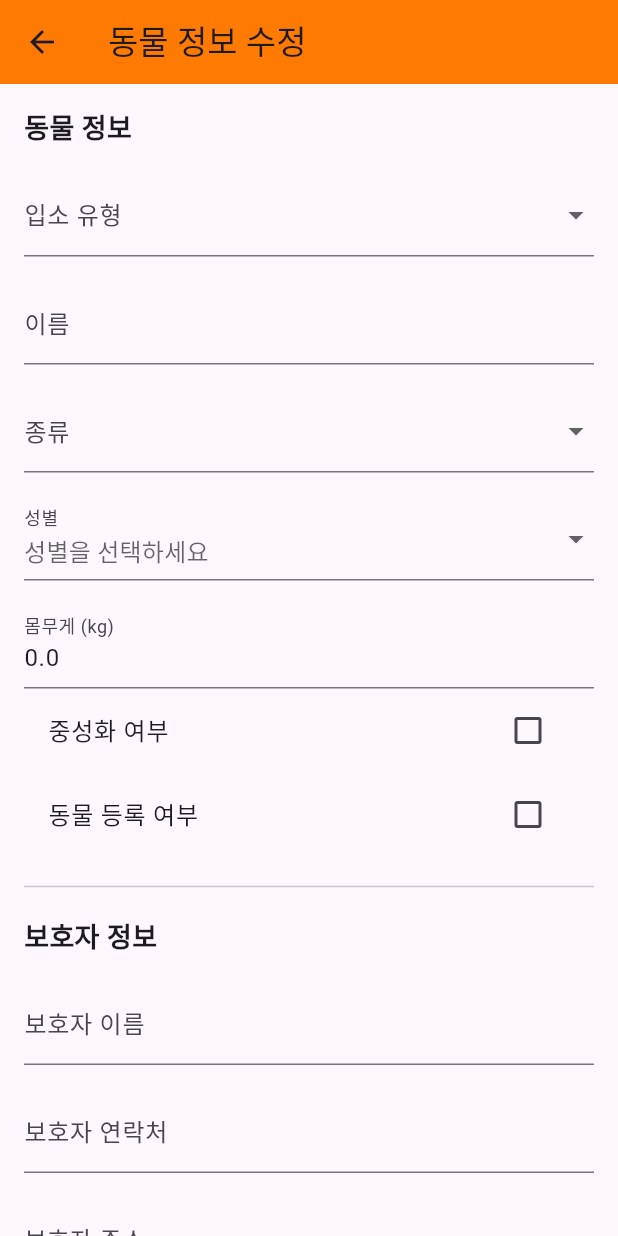
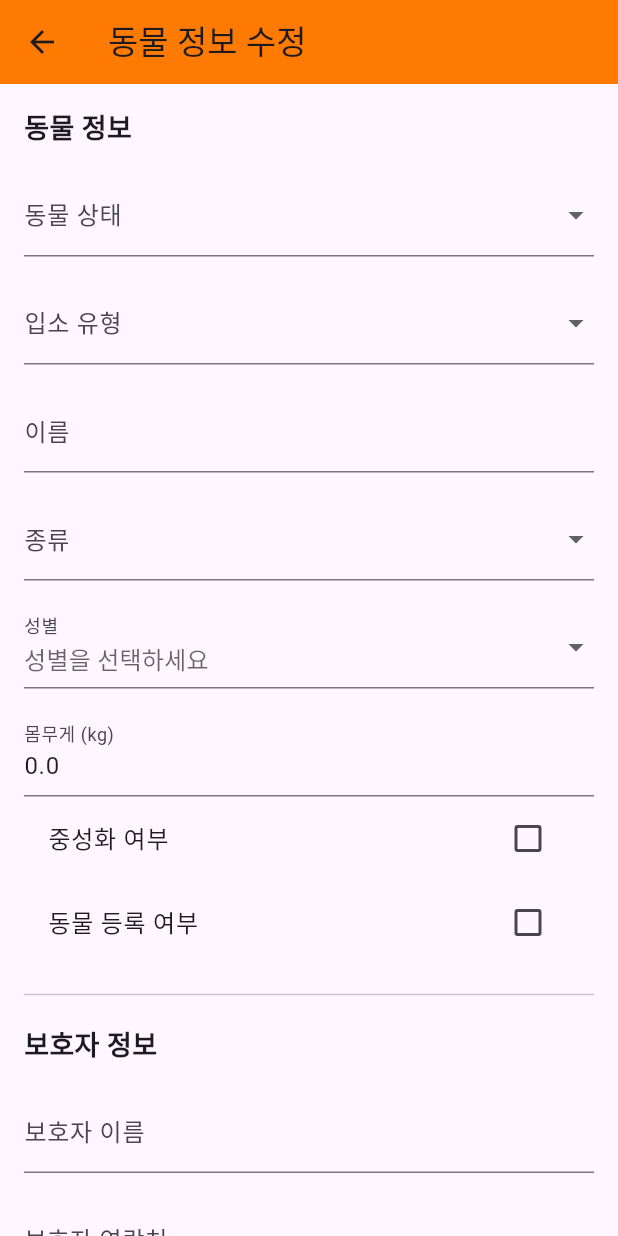
Before and after one commit to jechang-yeon/carelink_app, a Flutter app: the EditAnimalScreen screen opened directly with empty values, on a phone screen of 412 x 824 dp. Run offline on Flutter 3.47's test engine with Material 3 defaults, Android fonts, the light colour scheme and no system bars; our stand-ins replace cloud_firestore, firebase_auth, firebase_core; accounts and stored records are empty.

Commit message:
20251014_02_수정

```diff
--- a/lib/models/animal.dart
+++ b/lib/models/animal.dart
@@ -14,6 +14,7 @@ class Animal {
   final String ownerContact; // 보호자 연락처
   final String ownerAddress; // 보호자 주소
   final Map<String, bool> consents; // 동의 항목
+  final String status; // 동물의 현재 상태 ('보호중', '퇴소' 등)
   final Timestamp createdAt;
 
   Animal({
@@ -30,6 +31,7 @@ class Animal {
     required this.ownerContact,
     required this.ownerAddress,
     required this.consents,
+    required this.status,
     required this.createdAt,
   });
 
@@ -38,7 +40,7 @@ class Animal {
     return Animal(
       id: doc.id,
       name: data['name'] ?? '',
-      intakeType: data['intakeType'] ?? '입소', // 기본값을 '입소'로 설정
+      intakeType: data['intakeType'] ?? '입소',
       species: data['species'] ?? '',
       gender: data['gender'] ?? '',
       weight: (data['weight'] ?? 0.0).toDouble(),
@@ -49,6 +51,7 @@ class Animal {
       ownerContact: data['ownerContact'] ?? '',
       ownerAddress: data['ownerAddress'] ?? '',
       consents: Map<String, bool>.from(data['consents'] ?? {}),
+      status: data['status'] ?? '보호중', // Firestore에 status 필드가 없을 경우 기본값을 '보호중'으로 설정
       createdAt: data['createdAt'] ?? Timestamp.now(),
     );
   }
--- a/lib/screens/edit_animal_screen.dart
+++ b/lib/screens/edit_animal_screen.dart
@@ -22,6 +22,7 @@ class _EditAnimalScreenState extends State<EditAnimalScreen> {
 
   // Form Field 값을 저장하기 위한 컨트롤러 및 변수들
   late TextEditingController _nameController;
+  late String? _status;
   late String? _intakeType;
   late String? _species;
   late String? _gender;
@@ -40,6 +41,7 @@ class _EditAnimalScreenState extends State<EditAnimalScreen> {
     super.initState();
     // 기존 동물 정보로 폼 필드 초기화
     _nameController = TextEditingController(text: widget.animal.name);
+    _status = widget.animal.status;
     _intakeType = widget.animal.intakeType;
     _species = widget.animal.species;
     _gender = widget.animal.gender;
@@ -82,6 +84,7 @@ class _EditAnimalScreenState extends State<EditAnimalScreen> {
             .doc(widget.animal.id)
             .update({
           'name': _nameController.text,
+          'status': _status,
           'intakeType': _intakeType,
           'species': _species,
           'gender': _gender,
@@ -132,6 +135,21 @@ class _EditAnimalScreenState extends State<EditAnimalScreen> {
             children: [
               const Text('동물 정보',
                   style: TextStyle(fontSize: 18, fontWeight: FontWeight.bold)),
+              const SizedBox(height: 16),
+              DropdownButtonFormField<String>(
+                initialValue: _status,
+                decoration: const InputDecoration(labelText: '동물 상태'),
+                items: ['보호중', '퇴소', '병원 이관', '단체보호', '폐기']
+                    .map((label) => DropdownMenuItem(
+                  value: label,
+                  child: Text(label),
+                ))
+                    .toList(),
+                onChanged: (value) {
+                  _status = value;
+                },
+                validator: (value) => value == null ? '상태를 선택해주세요.' : null,
+              ),
               const SizedBox(height: 16),
               DropdownButtonFormField<String>(
                 initialValue: _intakeType,
```
Also changed, not shown: lib/screens/animal_detail_screen.dart (+38 -0 lines), lib/widgets/delete_confirmation_dialog.dart (added, +36 -0 lines).
